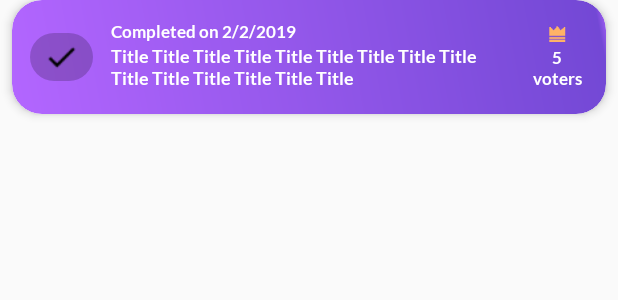
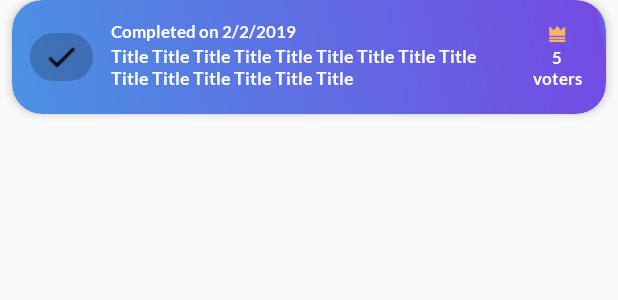
Before and after one commit to hothf/rgreed-app, an Android app: the layout item_consensus.xml on its own in the app's theme, with its tools: preview values and no code run, on a phone screen of 412 x 824 dp. Shown: the top 300 px of the screen. Run offline under Robolectric (Android 15) with nearby library versions, the phone set to English and light mode, and no system bars.

Commit message:
Use less colors

```diff
--- a/app/src/main/res/values/colors.xml
+++ b/app/src/main/res/values/colors.xml
@@ -19,10 +19,10 @@
     <color name="snackErrorTextColor">@color/fontDefaultInverted</color>
     <color name="snackDefaultTextColor">@color/fontDefaultInverted</color>
 
-    <color name="colorStatusUnknown">#b366ff</color>
     <color name="colorStatusOpen">#45A36C</color>
     <color name="colorStatusOpenAlternative">#62B8B7</color>
-    <color name="colorStatusFinished">#7348D5</color>
+    <color name="colorStatusUnknown">#4B92E3</color>
+    <color name="colorStatusFinished">#734be3</color>
 
     <color name="fontNav">#232323</color>
     <color name="fontTitle">#333333</color>
--- a/app/src/main/res/values/strings.xml
+++ b/app/src/main/res/values/strings.xml
@@ -117,7 +117,7 @@
 
     <string name="suggestions_add_more">Add suggestion</string>
     <string name="suggestions_votingstart">Voting starts \n%s</string>
-    <string name="suggestions_header_winner">Best</string>
+    <string name="suggestions_header_winner">Agreed</string>
     <string name="suggestions_header_others">Others</string>
     <string name="suggestions_header_all_canvote">Vote now</string>
     <string name="suggestions_header_all_cannotvote">Voting starts:  %s</string>
```
